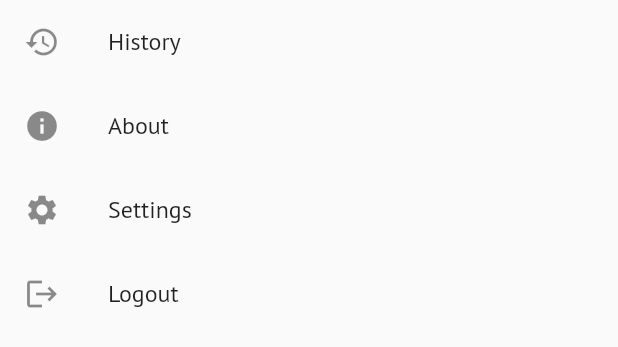
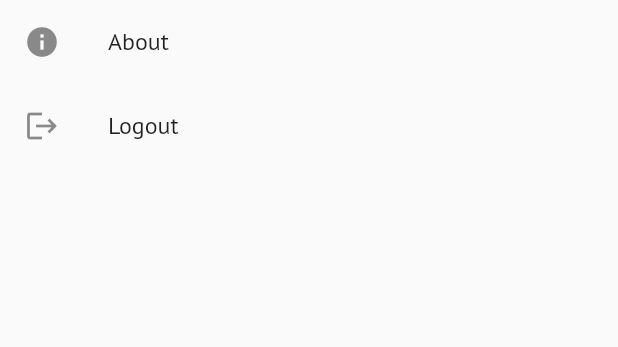
Before and after one commit to emem365/intertwined, a Flutter app: the DrawerOptions widget shown alone on an empty page, opened directly, on a phone screen of 412 x 824 dp. Shown: the top 347 px of the screen. Run offline on Flutter 3.47's test engine with Material 2 defaults, Android fonts, the phone set to English and light mode, and no system bars; our stand-ins replace cached_network_image, cloud_firestore, firebase_auth, firebase_core, flutter_svg, google_fonts and 3 more; missing offline and left inert: github_sign_in; accounts and stored records are empty.

Commit message:
Removing History and settings from the drawer

```diff
--- a/lib/src/view/widgets/drawer_options.dart
+++ b/lib/src/view/widgets/drawer_options.dart
@@ -9,24 +9,24 @@ class DrawerOptions extends StatelessWidget {
     return Column(
       mainAxisSize: MainAxisSize.min,
       children: [
-        ListTile(
-            leading: Icon(Icons.history),
-            title: Text(
-              'History',
-            ),
-          ),
+        // ListTile(
+        //   leading: Icon(Icons.history),
+        //   title: Text(
+        //     'History',
+        //   ),
+        // ),
         ListTile(
           leading: Icon(Icons.info),
           title: Text(
             'About',
           ),
         ),
-          ListTile(
-            leading: Icon(Icons.settings),
-            title: Text(
-              'Settings',
-            ),
-          ),
+        // ListTile(
+        //   leading: Icon(Icons.settings),
+        //   title: Text(
+        //     'Settings',
+        //   ),
+        // ),
         ListTile(
           leading: Icon(Icons.logout),
           title: Text(
@@ -47,3 +47,4 @@ class DrawerOptions extends StatelessWidget {
     );
   }
 }
+//TODO: Add HISTORY and SETTINGS
```
Lines whose indentation alone changed are shown as unchanged.
